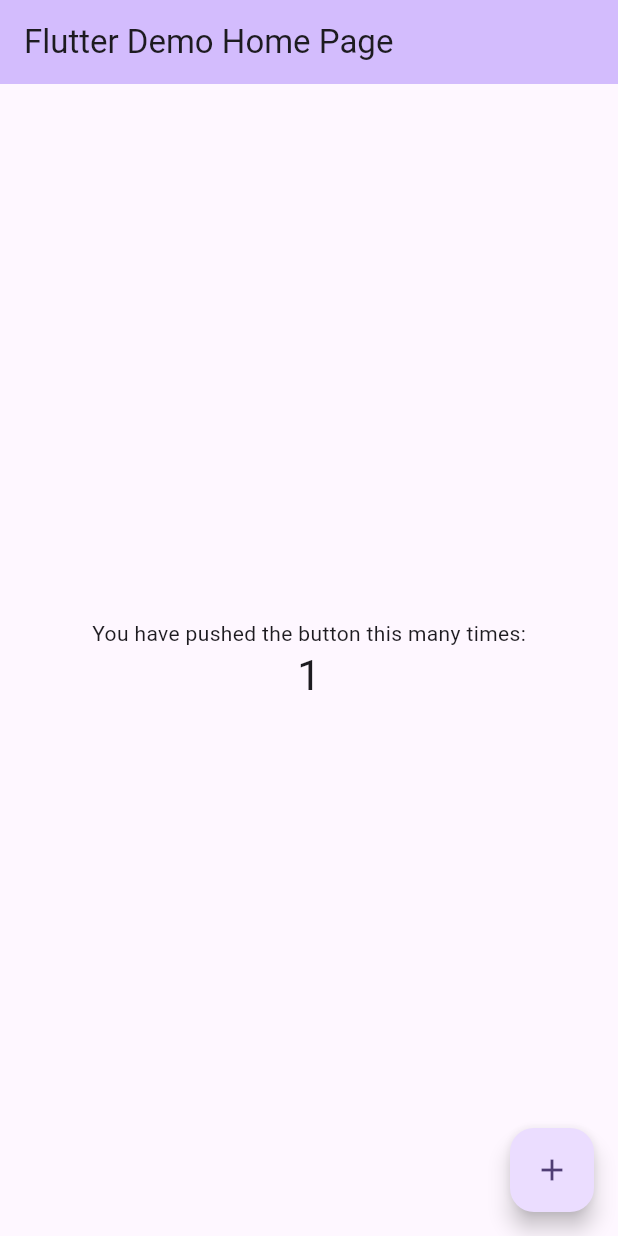
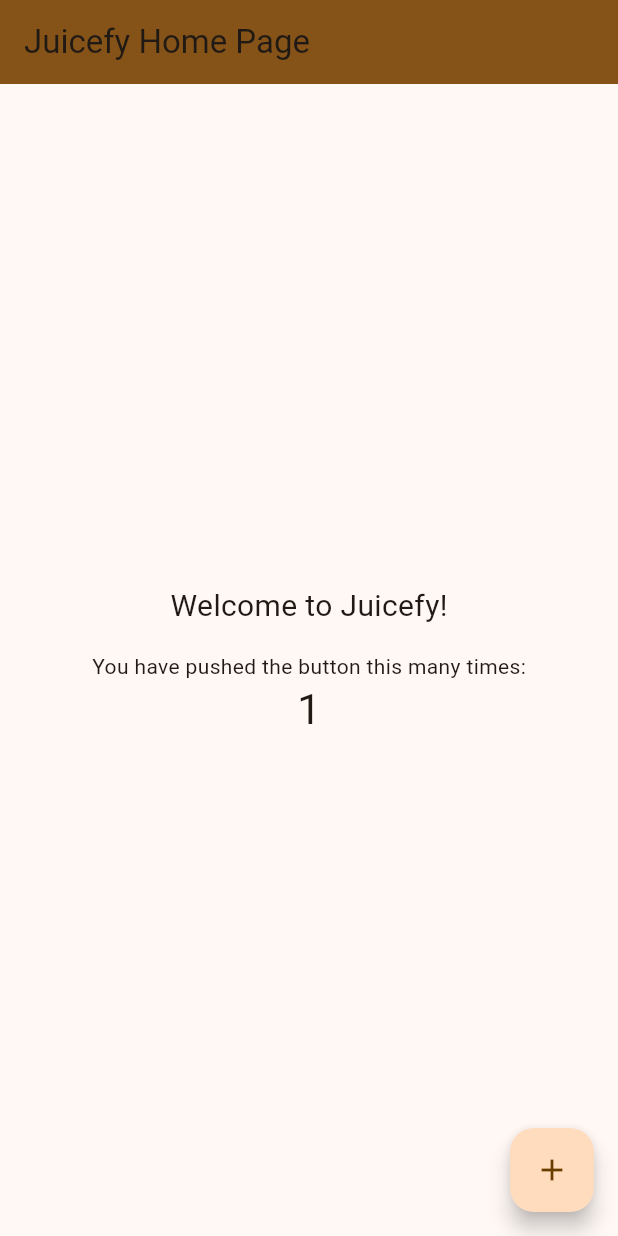
Before and after one commit to could-ai/019a5352-5f1b-7424-b62e-99c867838bab, a Flutter app: the screen it shows after launch, after a tap on the "add" icon, on a phone screen of 412 x 824 dp. Run offline on Flutter 3.47's test engine with Material 3 defaults, Android fonts, the phone set to English and light mode, and no system bars.

Commit message:
Updated the Flutter project name and description in pubspec.yaml to align with the Juicefy brand. Changed the package name from `couldai_user_app` to `juicefy` and updated the description to "Juicefy - Fresh juice on your fingertips.". No dependency or version changes beyond the branding update.; Replaced the generic README template with a Juicefy-specific README. Updated the project title, description, features overview, and setup instructions to reflect the Juicefy application purpose.; Replaced the generic MyApp/MyHomePage classes with JuicefyApp and JuicefyHomePage to reflect the Juicefy branding. Updated the MaterialApp title to 'Juicefy', changed the color scheme seedColor to `Colors.orange` for a juice-themed palette, added a default '/' route for web routing safety, and personalized the home page with a welcome message while preserving the counter demo for testing.; Updated web/index.html to reflect the Juicefy branding. Changed the meta description, apple-mobile-web-app-title, and the `<title>` tag to 'Juicefy'.

```diff
--- a/usr/lib/main.dart
+++ b/usr/lib/main.dart
@@ -1,110 +1,61 @@
 import 'package:flutter/material.dart';
 
 void main() {
-  runApp(const MyApp());
+  runApp(const JuicefyApp());
 }
 
-class MyApp extends StatelessWidget {
-  const MyApp({super.key});
+class JuicefyApp extends StatelessWidget {
+  const JuicefyApp({super.key});
 
-  // This widget is the root of your application.
   @override
   Widget build(BuildContext context) {
     return MaterialApp(
-      title: 'Flutter Demo',
+      title: 'Juicefy',
       debugShowCheckedModeBanner: false,
       theme: ThemeData(
-        // This is the theme of your application.
-        //
-        // TRY THIS: Try running your application with "flutter run". You'll see
-        // the application has a purple toolbar. Then, without quitting the app,
-        // try changing the seedColor in the colorScheme below to Colors.green
-        // and then invoke "hot reload" (save your changes or press the "hot
-        // reload" button in a Flutter-supported IDE, or press "r" if you used
-        // the command line to start the app).
-        //
-        // Notice that the counter didn't reset back to zero; the application
-        // state is not lost during the reload. To reset the state, use hot
-        // restart instead.
-        //
-        // This works for code too, not just values: Most code changes can be
-        // tested with just a hot reload.
-        colorScheme: ColorScheme.fromSeed(seedColor: Colors.deepPurple),
+        colorScheme: ColorScheme.fromSeed(seedColor: Colors.orange),
+        useMaterial3: true,
       ),
-      home: const MyHomePage(title: 'Flutter Demo Home Page'),
+      home: const JuicefyHomePage(title: 'Juicefy Home Page'),
+      // Ensure default route is registered for web safety
+      routes: {
+        '/': (context) => const JuicefyHomePage(title: 'Juicefy Home Page'),
+      },
     );
   }
 }
 
-class MyHomePage extends StatefulWidget {
-  const MyHomePage({super.key, required this.title});
-
-  // This widget is the home page of your application. It is stateful, meaning
-  // that it has a State object (defined below) that contains fields that affect
-  // how it looks.
-
-  // This class is the configuration for the state. It holds the values (in this
-  // case the title) provided by the parent (in this case the App widget) and
-  // used by the build method of the State. Fields in a Widget subclass are
-  // always marked "final".
+class JuicefyHomePage extends StatefulWidget {
+  const JuicefyHomePage({super.key, required this.title});
 
   final String title;
 
   @override
-  State<MyHomePage> createState() => _MyHomePageState();
+  State<JuicefyHomePage> createState() => _JuicefyHomePageState();
 }
 
-class _MyHomePageState extends State<MyHomePage> {
+class _JuicefyHomePageState extends State<JuicefyHomePage> {
   int _counter = 0;
 
   void _incrementCounter() {
     setState(() {
-      // This call to setState tells the Flutter framework that something has
-      // changed in this State, which causes it to rerun the build method below
-      // so that the display can reflect the updated values. If we changed
-      // _counter without calling setState(), then the build method would not be
-      // called again, and so nothing would appear to happen.
       _counter++;
     });
   }
 
   @override
   Widget build(BuildContext context) {
-    // This method is rerun every time setState is called, for instance as done
-    // by the _incrementCounter method above.
-    //
-    // The Flutter framework has been optimized to make rerunning build methods
-    // fast, so that you can just rebuild anything that needs updating rather
-    // than having to individually change instances of widgets.
     return Scaffold(
       appBar: AppBar(
-        // TRY THIS: Try changing the color here to a specific color (to
-        // Colors.amber, perhaps?) and trigger a hot reload to see the AppBar
-        // change color while the other colors stay the same.
-        backgroundColor: Theme.of(context).colorScheme.inversePrimary,
-        // Here we take the value from the MyHomePage object that was created by
-        // the App.build method, and use it to set our appbar title.
+        backgroundColor: Theme.of(context).colorScheme.primary,
         title: Text(widget.title),
       ),
       body: Center(
-        // Center is a layout widget. It takes a single child and positions it
-        // in the middle of the parent.
         child: Column(
-          // Column is also a layout widget. It takes a list of children and
-          // arranges them vertically. By default, it sizes itself to fit its
-          // children horizontally, and tries to be as tall as its parent.
-          //
-          // Column has various properties to control how it sizes itself and
-          // how it positions its children. Here we use mainAxisAlignment to
-          // center the children vertically; the main axis here is the vertical
-          // axis because Columns are vertical (the cross axis would be
-          // horizontal).
-          //
-          // TRY THIS: Invoke "debug painting" (choose the "Toggle Debug Paint"
-          // action in the IDE, or press "p" in the console), to see the
-          // wireframe for each widget.
           mainAxisAlignment: MainAxisAlignment.center,
           children: <Widget>[
+            const Text('Welcome to Juicefy!', style: TextStyle(fontSize: 20)),
+            const SizedBox(height: 16),
             const Text('You have pushed the button this many times:'),
             Text('$_counter', style: Theme.of(context).textTheme.headlineMedium),
           ],
@@ -114,7 +65,7 @@ class _MyHomePageState extends State<MyHomePage> {
         onPressed: _incrementCounter,
         tooltip: 'Increment',
         child: const Icon(Icons.add),
-      ), // This trailing comma makes auto-formatting nicer for build methods.
+      ),
     );
   }
 }
```
Also changed, not shown: usr/pubspec.yaml (+6 -5 lines), 2 other files.
